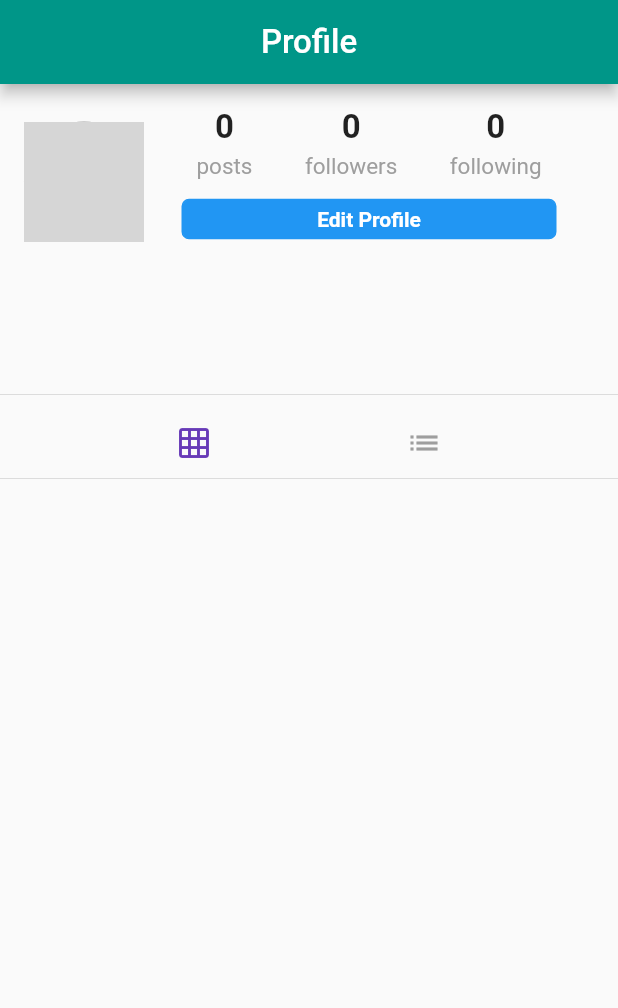
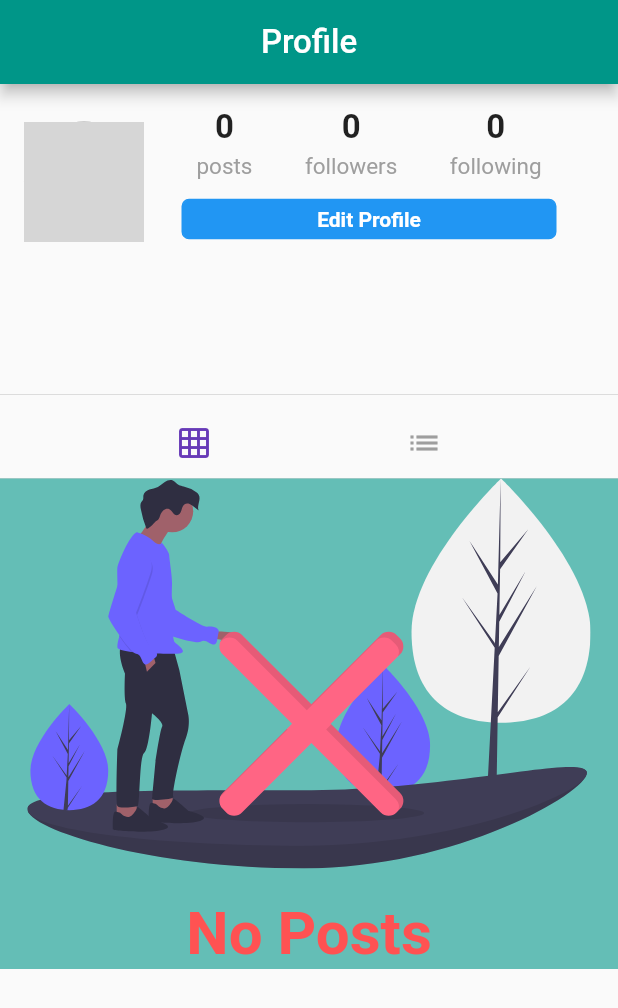
Before and after one commit to Vitaly-V/flutter_share, a Flutter app: the Profile screen opened directly, on a phone screen of 412 x 824 dp. Shown: the top 1008 px of the screen. Run offline on Flutter 3.47's test engine with Material 2 defaults, Android fonts, the phone set to English and light mode, and no system bars; our stand-ins replace cached_network_image, cloud_firestore, firebase_storage, flutter_svg, geolocator, google_sign_in and 1 more; accounts and stored records are empty; network calls fail; grey boxes are pictures that could not be loaded.

Commit message:
Add no posts placeholder

```diff
--- a/lib/pages/profile.dart
+++ b/lib/pages/profile.dart
@@ -1,6 +1,7 @@
 import 'package:cached_network_image/cached_network_image.dart';
 import 'package:cloud_firestore/cloud_firestore.dart';
 import 'package:flutter/material.dart';
+import 'package:flutter_svg/svg.dart';
 
 import '../models/post.dart' as post_model;
 import '../models/user.dart';
@@ -121,6 +122,33 @@ class _ProfileState extends State<Profile> {
   Widget buildProfilePost() {
     if (isLoading) {
       return circularProgress();
+    }
+    if (posts.isEmpty) {
+      return Container(
+        color: Theme.of(context).accentColor.withOpacity(0.6),
+        child: Column(
+          mainAxisAlignment: MainAxisAlignment.center,
+          children: <Widget>[
+            SvgPicture.asset(
+              'assets/images/no_content.svg',
+              height: 260,
+            ),
+            Padding(
+              padding: const EdgeInsets.only(
+                top: 20,
+              ),
+              child: Text(
+                'No Posts',
+                style: TextStyle(
+                  color: Colors.redAccent,
+                  fontWeight: FontWeight.bold,
+                  fontSize: 40,
+                ),
+              ),
+            ),
+          ],
+        ),
+      );
     }
     if (isGridOrientation) {
       final List<GridTile> gridTiles = [];
```
